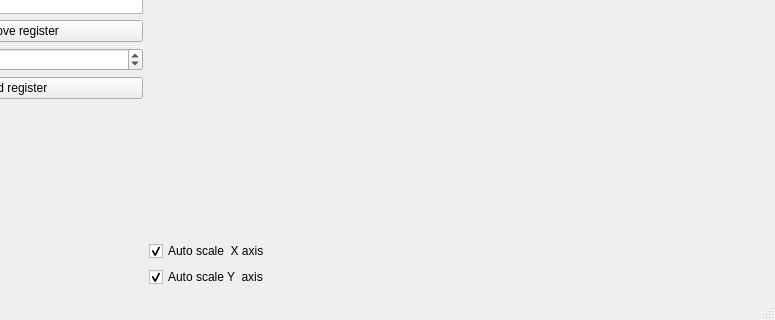
Qt form src/mainwindow.ui (ModbusScope/ModbusScope) before a commit; both pictures show x 181 to 956 and y 323 to 643 of the 956 by 643 pixel window.
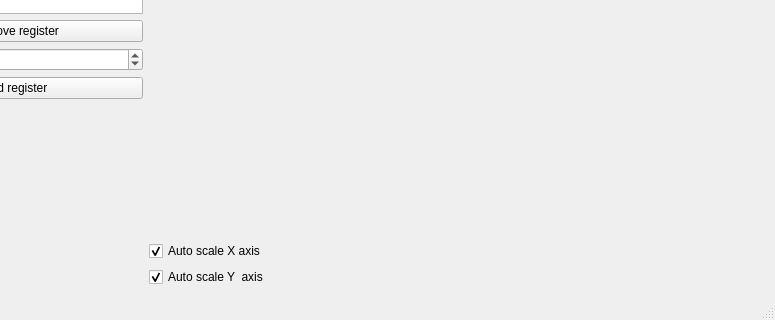
The same form after that commit. Custom widgets are drawn as their Qt base class.

```diff
--- a/src/mainwindow.ui
+++ b/src/mainwindow.ui
@@ -163,7 +163,7 @@
           <item>
            <widget class="QCheckBox" name="chkXAxisAutoScale">
             <property name="text">
-             <string>Auto scale  X axis</string>
+             <string>Auto scale X axis</string>
             </property>
             <property name="checked">
              <bool>true</bool>
```
